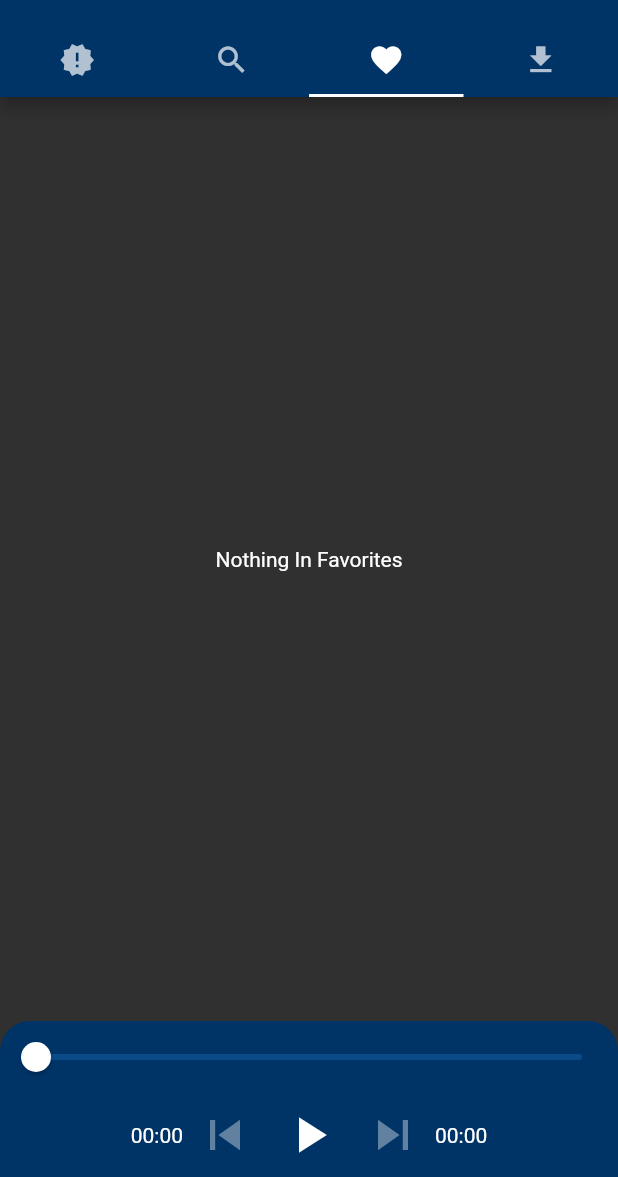
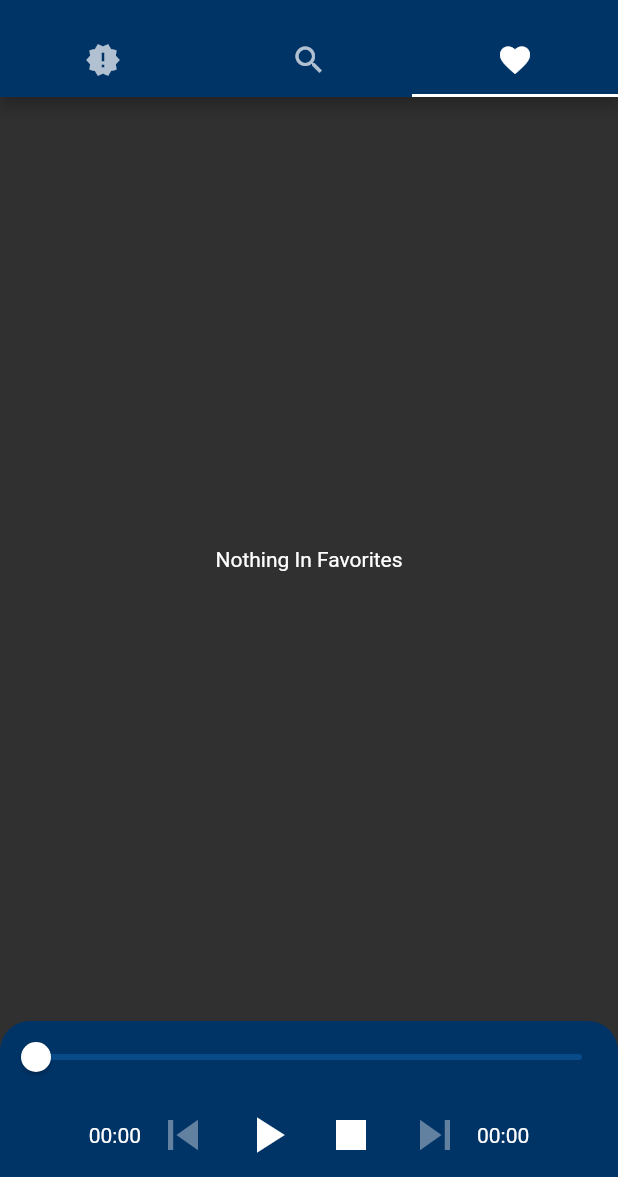
Before and after one commit to Hardeepsingh980/akj-kirtan, a Flutter app: the screen it shows after launch, tab 3 chosen, on a phone screen of 412 x 824 dp, the part 59-1236 px from its top. Run offline on Flutter 3.47's test engine with Material 2 defaults, Android fonts, the phone set to English and light mode, and no system bars; our stand-ins replace audioplayers, shared_preferences; missing offline and left inert: flutter_media_notification; network calls fail; statements that could not run were skipped.

Commit message:
update v2

```diff
--- a/lib/kirtanhome.dart
+++ b/lib/kirtanhome.dart
@@ -31,9 +31,11 @@ class _KirtanHomeState extends State<KirtanHome>
   StreamSubscription positionSubscription;
   StreamSubscription audioPlayerSubscription;
 
-  List<Kirtan> kirtan;
+  List<Kirtan> kirtan = [];
+  int curPage = 0;
+  ScrollController _sc = new ScrollController();
+
   List<Kirtan> searchkirtan;
-
   List<Kirtan> favKirtan = [];
   List<String> favUrl = [];
   SharedPreferences prefs;
@@ -46,22 +48,45 @@ class _KirtanHomeState extends State<KirtanHome>
   Future searchDocs;
   bool isSearching = false;
 
-  String searchBy = 'Smaagam';
+  String searchBy = 'All';
 
   @override
   bool get wantKeepAlive => true;
+
+  Future<void> loadMoreKirtan() async {
+    curPage += 1;
+    final response = await http
+        .get('https://akjm.herokuapp.com/kirtan/latest/?page=$curPage');
+    setState(() {
+      kirtan += parseKirtan(response.body);
+    });
+  }
 
   @override
   void initState() {
     super.initState();
 
-    _tabController = TabController(vsync: this, initialIndex: 0, length: 4);
+    _tabController = TabController(vsync: this, initialIndex: 0, length: 3);
 
-    loadingKirtan =
-        fetchKirtan(http.Client(), 'https://akjm.herokuapp.com/kirtan/latest/');
+    loadMoreKirtan();
+
+    _sc.addListener(() {
+      if (_sc.position.pixels == _sc.position.maxScrollExtent) {
+        loadMoreKirtan();
+      }
+    });
 
     initPlayer();
     initSharedPreferences();
+  }
+
+  @override
+  void dispose() {
+    super.dispose();
+
+    playerState = AudioPlayerState.STOPPED;
+    advancedPlayer.stop();
+    MediaNotification.hideNotification();
   }
 
   initSharedPreferences() async {
@@ -144,29 +169,34 @@ class _KirtanHomeState extends State<KirtanHome>
     var url;
     if (searchBy == 'Smaagam') {
       url = 'https://akjm.herokuapp.com/kirtan/smaagam/?search=$searchValue';
-    } else {
+    } else if (searchBy == 'All') {
+      url = 'https://akjm.herokuapp.com/api/kirtan/?search=$searchValue';
+    }
+     else {
       url = 'https://akjm.herokuapp.com/kirtan/artist/?search=$searchValue';
     }
 
-    print(url);
-
     var response = get(url);
-
-    print(response);
-
     setState(() {
       isSearching = false;
       searchDocs = response;
     });
   }
 
-  ListView buildSearchResults(docs) {
+  Widget buildSearchResults(docs) {
     List<Widget> userSearchItems = [];
 
-    var parsed = jsonDecode(docs);
+    var parsed = jsonDecode(docs)['results'];
 
-    parsed = parsed.reversed.toList();
-
+    if (parsed.length == 0) {
+      return Padding(
+        padding: const EdgeInsets.all(8.0),
+        child: Center(
+          child: Text(
+              'Search for relevent keyword.\nTip: Check if correct option is selected (Smaagam/Kirtaniya)'),
+        ),
+      );
+    } else {
       var searchResults =
           parsed.map<Kirtan>((json) => Kirtan.fromJson(json)).toList();
 
@@ -189,6 +219,12 @@ class _KirtanHomeState extends State<KirtanHome>
                     );
                   });
                 },
+                leading: CircleAvatar(
+                  child: Text(
+                    k.duration,
+                    textScaleFactor: 0.6,
+                  ),
+                ),
                 trailing: favUrl.contains(k.url)
                     ? IconButton(
                         icon: Icon(Icons.favorite),
@@ -210,8 +246,14 @@ class _KirtanHomeState extends State<KirtanHome>
                           save(list);
                         },
                       ),
-              title: Text(k.artist),
-              subtitle: Text(k.smaagam),
+                title: Text(
+                  k.artist,
+                  textScaleFactor: 0.8,
+                ),
+                subtitle: Text(
+                  k.smaagam,
+                  textScaleFactor: 0.8,
+                ),
               ),
             ),
           ),
@@ -219,10 +261,12 @@ class _KirtanHomeState extends State<KirtanHome>
 
         userSearchItems.add(searchItem);
       });
-
       return ListView(
         children: userSearchItems,
       );
+    }
+
+    // setState(() {});
   }
 
   save(List<String> value) async {
@@ -250,42 +294,8 @@ class _KirtanHomeState extends State<KirtanHome>
     return "${twoDigits(duration.inHours)}:$twoDigitMinutes:$twoDigitSeconds";
   }
 
-  @override
-  Widget build(BuildContext context) {
-    super.build(context);
-    return Scaffold(
-      appBar: AppBar(
-        centerTitle: true,
-        title: Text('AKJ Kirtan'),
-        bottom: TabBar(
-          controller: _tabController,
-          indicatorColor: Colors.white,
-          tabs: <Widget>[
-            Tab(icon: Icon(Icons.new_releases)),
-            Tab(icon: Icon(Icons.search)),
-            Tab(
-              icon: Icon(Icons.favorite),
-            ),
-            Tab(icon: Icon(Icons.file_download)),
-          ],
-        ),
-      ),
-      body: Column(
-        children: <Widget>[
-          Expanded(
-            child: TabBarView(
-              controller: _tabController,
-              children: <Widget>[
-                FutureBuilder<List<Kirtan>>(
-                  future: loadingKirtan,
-                  builder: (_, snapshot) {
-                    if (snapshot.hasData) {
-                      kirtan = snapshot.data;
-                    }
-                    return snapshot.hasData
-                        ? ListView.builder(
-                            itemCount: kirtan.length,
-                            itemBuilder: (_, i) => Padding(
+  Widget itemBuilder(BuildContext context, int i) {
+    return Padding(
       padding: const EdgeInsets.all(5.0),
       child: ClipRRect(
         borderRadius: BorderRadius.circular(20),
@@ -304,16 +314,20 @@ class _KirtanHomeState extends State<KirtanHome>
                 );
               });
             },
+            leading: CircleAvatar(
+              child: Text(
+                kirtan[i].duration,
+                textScaleFactor: 0.6,
+              ),
+            ),
             trailing: favUrl.contains(kirtan[i].url)
                 ? IconButton(
                     icon: Icon(Icons.favorite),
                     onPressed: () {
-                                              favKirtan.removeAt(favUrl
-                                                  .indexOf(kirtan[i].url));
+                      favKirtan.removeAt(favUrl.indexOf(kirtan[i].url));
 
                       List<String> list = [];
-                                              favKirtan.forEach((f) =>
-                                                  list.add(json.encode(f)));
+                      favKirtan.forEach((f) => list.add(json.encode(f)));
                       save(list);
                     },
                   )
@@ -323,19 +337,68 @@ class _KirtanHomeState extends State<KirtanHome>
                       favKirtan.add(kirtan[i]);
 
                       List<String> list = [];
-                                              favKirtan.forEach((f) =>
-                                                  list.add(json.encode(f)));
+                      favKirtan.forEach((f) => list.add(json.encode(f)));
                       save(list);
                     },
                   ),
-                                    title: Text(kirtan[i].artist),
-                                    subtitle: Text(kirtan[i].smaagam),
+            title: Text(
+              kirtan[i].artist,
+              textScaleFactor: 0.8,
+            ),
+            subtitle: Text(
+              kirtan[i].smaagam,
+              textScaleFactor: 0.8,
             ),
           ),
         ),
       ),
-                          )
-                        : Center(child: CircularProgressIndicator());
+    );
+  }
+
+  Widget _buildProgressIndicator() {
+    return new Padding(
+      padding: const EdgeInsets.all(8.0),
+      child: new Center(
+        child: CircularProgressIndicator(),
+      ),
+    );
+  }
+
+  @override
+  Widget build(BuildContext context) {
+    super.build(context);
+    return Scaffold(
+      appBar: AppBar(
+        centerTitle: true,
+        title: Text('AKJ Kirtan'),
+        bottom: TabBar(
+          controller: _tabController,
+          indicatorColor: Colors.white,
+          tabs: <Widget>[
+            Tab(icon: Icon(Icons.new_releases)),
+            Tab(icon: Icon(Icons.search)),
+            Tab(
+              icon: Icon(Icons.favorite),
+            ),
+          ],
+        ),
+      ),
+      body: Column(
+        children: <Widget>[
+          Expanded(
+            child: TabBarView(
+              controller: _tabController,
+              children: <Widget>[
+                ListView.builder(
+                  controller: _sc,
+                  itemCount: kirtan.length + 1,
+                  itemBuilder: (_, i) {
+                    if (i == kirtan.length) {
+                      return _buildProgressIndicator();
+                    } else {
+                      return itemBuilder(_, i);
+                      // Text(player.smaagam[index].name);
+                    }
                   },
                 ),
                 Scaffold(
@@ -350,7 +413,7 @@ class _KirtanHomeState extends State<KirtanHome>
                     actions: <Widget>[
                       DropdownButton<String>(
                         value: searchBy,
-                        items: <String>['Smaagam', 'Kirtaaniya']
+                        items: <String>['All','Smaagam', 'Kirtaaniya']
                             .map((String value) {
                           return new DropdownMenuItem<String>(
                             value: value,
@@ -404,6 +467,12 @@ class _KirtanHomeState extends State<KirtanHome>
                                     );
                                   });
                                 },
+                                leading: CircleAvatar(
+                                  child: Text(
+                                    favKirtan[i].duration,
+                                    textScaleFactor: 0.6,
+                                  ),
+                                ),
                                 trailing: favKirtan.contains(favKirtan[i])
                                     ? IconButton(
                                         icon: Icon(Icons.favorite),
@@ -428,8 +497,14 @@ class _KirtanHomeState extends State<KirtanHome>
                                           save(list);
                                         },
                                       ),
-                                title: Text(favKirtan[i].artist),
-                                subtitle: Text(favKirtan[i].smaagam),
+                                title: Text(
+                                  favKirtan[i].artist,
+                                  textScaleFactor: 0.8,
+                                ),
+                                subtitle: Text(
+                                  favKirtan[i].smaagam,
+                                  textScaleFactor: 0.8,
+                                ),
                               ),
                             ),
                           ),
@@ -438,7 +513,6 @@ class _KirtanHomeState extends State<KirtanHome>
                     : Center(
                         child: Text('Nothing In Favorites'),
                       ),
-                Center(child: Text('Coming Soon ....')),
               ],
             ),
           ),
@@ -503,7 +577,8 @@ class _KirtanHomeState extends State<KirtanHome>
                         iconSize: 40,
                       ),
                       IconButton(
-                        icon: playerState == AudioPlayerState.PAUSED
+                        icon: playerState == AudioPlayerState.PAUSED ||
+                                playerState == AudioPlayerState.STOPPED
                             ? Icon(Icons.play_arrow)
                             : Icon(Icons.pause),
                         onPressed:
@@ -530,6 +605,17 @@ class _KirtanHomeState extends State<KirtanHome>
                                     });
                                   },
                         iconSize: 40,
+                      ),
+                      IconButton(
+                        iconSize: 40,
+                        icon: Icon(Icons.stop),
+                        onPressed: () {
+                          setState(() {
+                            playerState = AudioPlayerState.STOPPED;
+                            advancedPlayer.stop();
+                            MediaNotification.hideNotification();
+                          });
+                        },
                       ),
                       IconButton(
                         icon: Icon(Icons.skip_next),
--- a/lib/main.dart
+++ b/lib/main.dart
@@ -7,6 +7,7 @@ class MyApp extends StatelessWidget {
   @override
   Widget build(BuildContext context) {
     return MaterialApp(
+      debugShowCheckedModeBanner: false,
       theme: ThemeData(
         brightness: Brightness.dark,
         primaryColor: Color(0xff003366),
--- a/lib/models.dart
+++ b/lib/models.dart
@@ -6,14 +6,16 @@ class Kirtan {
   final String smaagam;
   final String artist;
   final String url;
+  final String duration;
 
-  Kirtan({this.smaagam, this.artist, this.url});
+  Kirtan({this.duration, this.smaagam, this.artist, this.url});
 
   factory Kirtan.fromJson(Map<String, dynamic> json) {
     return Kirtan(
       url: json['url'],
       smaagam: json['smaagam']['smaagam_name'].toString().replaceAll('Â', ''),
       artist: json['artist']['artist_name'].toString().replaceAll('Â', ''),
+      duration: json['duration'],
     );
   }
 
@@ -25,6 +27,7 @@ class Kirtan {
         'artist': {
           'artist_name': artist,
         },
+        'duration': duration
       };
 }
 
@@ -37,7 +40,7 @@ Future<List<Kirtan>> fetchKirtan(http.Client client, String url) async {
 
 // A function that converts a response body into a List<Photo>.
 List<Kirtan> parseKirtan(String responseBody) {
-  final parsed = jsonDecode(responseBody).cast<Map<String, dynamic>>();
+  final parsed = jsonDecode(responseBody)['results'];
 
   return parsed.map<Kirtan>((json) => Kirtan.fromJson(json)).toList();
 }
```
Also changed, not shown: pubspec.lock, 3 other files. Lines whose indentation alone changed are shown as unchanged.
